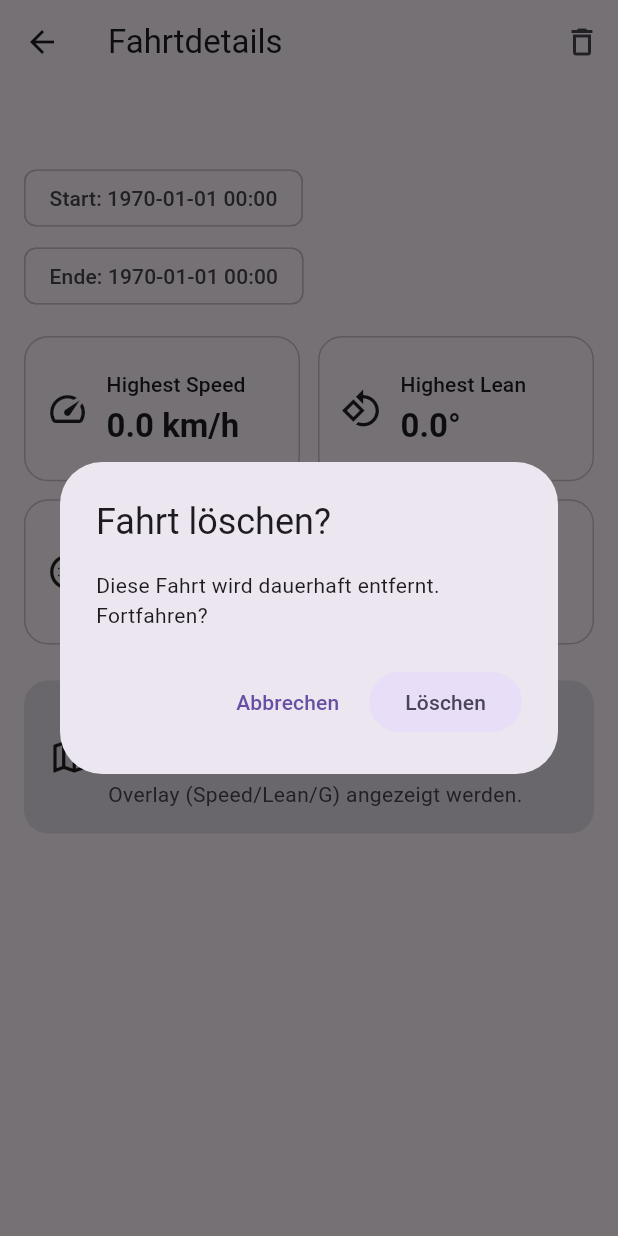
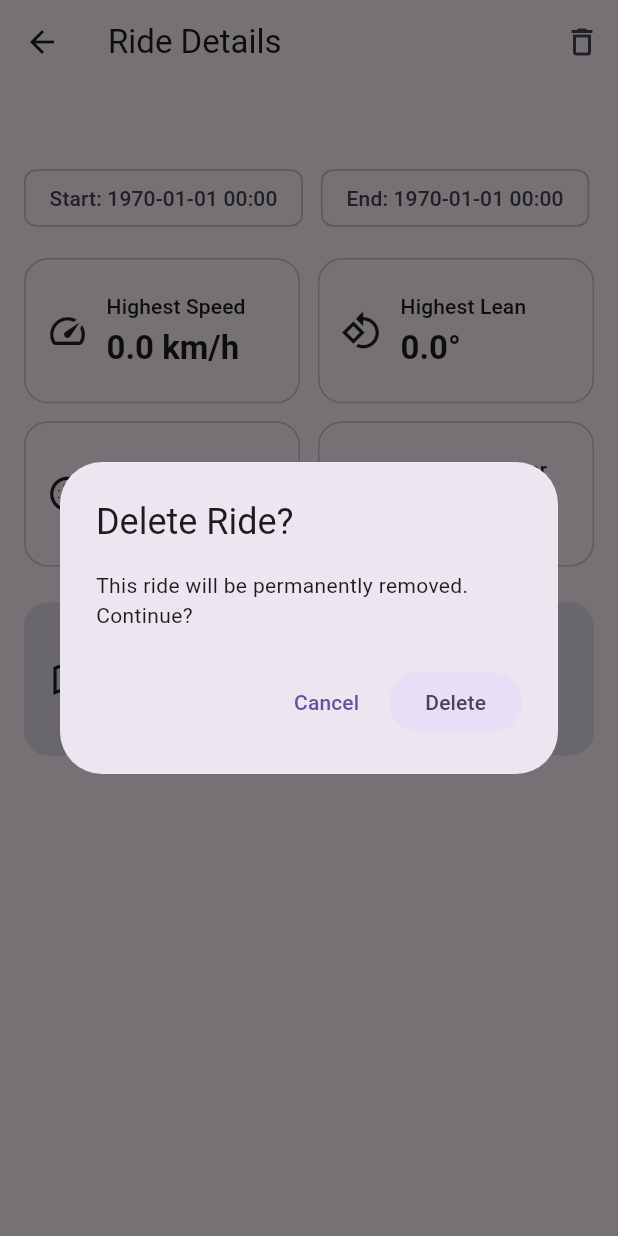
Before and after one commit to Wrayson/MotoTrack, a Flutter app: the RideDetailScreen screen opened directly with empty values, after a tap on the "delete outline" icon, on a phone screen of 412 x 824 dp. Run offline on Flutter 3.47's test engine with Material 3 defaults, Android fonts, the phone set to English and light mode, and no system bars; our stand-ins replace cloud_firestore, firebase_auth, firebase_core, geolocator, sensors_plus; accounts and stored records are empty.

Commit message:
V0.2.2 - Format

```diff
--- a/lib/providers/main_provider.dart
+++ b/lib/providers/main_provider.dart
@@ -273,4 +273,44 @@ class MainProvider extends ChangeNotifier {
     final c = 2 * math.atan2(math.sqrt(a), math.sqrt(1 - a));
     return R * c;
   }
+
+  // Returns the rides collection for the currently signed-in user
+  // NOTE: Assumes user is logged in (as in the rest of your code).
+  CollectionReference<Map<String, dynamic>> _userRidesCol() {
+    final uid = FirebaseAuth.instance.currentUser!.uid;
+    return FirebaseFirestore.instance
+        .collection('users')
+        .doc(uid)
+        .collection('rides');
+  }
+
+  // Public stream for the ride list (ordered by 'createdAt' descending)
+  // Used by HistoryRideScreen to render the list reactively.
+  Stream<QuerySnapshot<Map<String, dynamic>>> get ridesStream {
+    return _userRidesCol()
+        .orderBy('createdAt', descending: true)
+        .snapshots();
+  }
+
+  // Returns a single ride document (for a detail screen, if needed elsewhere)
+  Future<DocumentSnapshot<Map<String, dynamic>>> getRide(String rideId) {
+    return _userRidesCol().doc(rideId).get();
+  }
+
+  // Deletes a ride by id (used by HistoryRideScreen + RideDetailScreen)
+  Future<void> deleteRide(String rideId) async {
+    await _userRidesCol().doc(rideId).delete();
+  }
+
+  // (Optional) Update a ride title – handy if you add "rename" later
+  Future<void> renameRide(String rideId, String newTitle) async {
+    await _userRidesCol().doc(rideId).update({'title': newTitle.trim()});
+  }
+
+// Live stream of a single ride (detail screen can auto-update on changes)
+  Stream<DocumentSnapshot<Map<String, dynamic>>> rideStream(String rideId) {
+    return _userRidesCol().doc(rideId).snapshots();
+  }
+
+
 }
--- a/lib/screens/ride_detail_screen.dart
+++ b/lib/screens/ride_detail_screen.dart
@@ -1,6 +1,8 @@
 import 'package:cloud_firestore/cloud_firestore.dart';
-import 'package:firebase_auth/firebase_auth.dart';
 import 'package:flutter/material.dart';
+import 'package:provider/provider.dart';
+
+import '../providers/main_provider.dart';
 
 class RideDetailScreen extends StatelessWidget {
   final String rideId;
@@ -8,43 +10,49 @@ class RideDetailScreen extends StatelessWidget {
 
   @override
   Widget build(BuildContext context) {
-    final uid = FirebaseAuth.instance.currentUser!.uid;
-    final docRef = FirebaseFirestore.instance
-        .collection('users').doc(uid)
-        .collection('rides').doc(rideId);
+    // Use MainProvider instead of direct Firestore references
+    final provider = context.read<MainProvider>();
+    final rideDocStream = provider.rideStream(rideId); // live updates
 
     return Scaffold(
       appBar: AppBar(
-        title: const Text('Fahrtdetails'),
+        title: const Text('Ride Details'),
         actions: [
           IconButton(
-            tooltip: 'Löschen',
+            tooltip: 'Delete',
             icon: const Icon(Icons.delete_outline),
             onPressed: () async {
+              // Confirmation dialog before deletion
               final ok = await showDialog<bool>(
                 context: context,
                 builder: (_) => AlertDialog(
-                  title: const Text('Fahrt löschen?'),
-                  content: const Text('Diese Fahrt wird dauerhaft entfernt. Fortfahren?'),
+                  title: const Text('Delete Ride?'),
+                  content: const Text('This ride will be permanently removed. Continue?'),
                   actions: [
-                    TextButton(onPressed: () => Navigator.pop(context, false), child: const Text('Abbrechen')),
-                    FilledButton.tonal(onPressed: () => Navigator.pop(context, true), child: const Text('Löschen')),
+                    TextButton(
+                      onPressed: () => Navigator.pop(context, false),
+                      child: const Text('Cancel'),
+                    ),
+                    FilledButton.tonal(
+                      onPressed: () => Navigator.pop(context, true),
+                      child: const Text('Delete'),
+                    ),
                   ],
                 ),
               );
               if (ok == true) {
                 try {
-                  await docRef.delete();
+                  await provider.deleteRide(rideId); // Business logic in provider
                   if (context.mounted) {
-                    Navigator.pop(context); // zurück zur Liste
+                    Navigator.pop(context); // Go back to ride list
                     ScaffoldMessenger.of(context).showSnackBar(
-                      const SnackBar(content: Text('Fahrt gelöscht.')),
+                      const SnackBar(content: Text('Ride deleted.')),
                     );
                   }
                 } catch (e) {
                   if (context.mounted) {
                     ScaffoldMessenger.of(context).showSnackBar(
-                      SnackBar(content: Text('Löschen fehlgeschlagen: $e')),
+                      SnackBar(content: Text('Failed to delete: $e')),
                     );
                   }
                 }
@@ -53,21 +61,23 @@ class RideDetailScreen extends StatelessWidget {
           ),
         ],
       ),
-      body: FutureBuilder<DocumentSnapshot<Map<String, dynamic>>>(
-        future: docRef.get(),
+      body: StreamBuilder<DocumentSnapshot<Map<String, dynamic>>>(
+        // Live document stream
+        stream: rideDocStream,
         builder: (context, snap) {
           if (snap.connectionState == ConnectionState.waiting) {
             return const Center(child: CircularProgressIndicator());
           }
           if (snap.hasError) {
-            return Center(child: Text('Fehler: ${snap.error}'));
+            return Center(child: Text('Error: ${snap.error}'));
           }
           if (!snap.hasData || !snap.data!.exists) {
-            return const Center(child: Text('Fahrt nicht gefunden.'));
+            return const Center(child: Text('Ride not found.'));
           }
 
+          // Extract ride data
           final data = snap.data!.data()!;
-          final title = (data['title'] as String?) ?? 'Fahrt';
+          final title = (data['title'] as String?) ?? 'Ride';
           final dateStr = (data['date'] as String?) ?? '';
           final startedAt = (data['startedAt'] as num?)?.toInt();
           final endedAt = (data['endedAt'] as num?)?.toInt();
@@ -89,10 +99,10 @@ class RideDetailScreen extends StatelessWidget {
                   spacing: 12,
                   runSpacing: 4,
                   children: [
-                    if (dateStr.isNotEmpty) Chip(label: Text('Datum: $dateStr')),
-                    if (duration.isNotEmpty) Chip(label: Text('Dauer: $duration')),
+                    if (dateStr.isNotEmpty) Chip(label: Text('Date: $dateStr')),
+                    if (duration.isNotEmpty) Chip(label: Text('Duration: $duration')),
                     if (startedAt != null) Chip(label: Text('Start: ${_fmtDateTime(startedAt)}')),
-                    if (endedAt != null) Chip(label: Text('Ende: ${_fmtDateTime(endedAt)}')),
+                    if (endedAt != null) Chip(label: Text('End: ${_fmtDateTime(endedAt)}')),
                   ],
                 ),
                 const SizedBox(height: 16),
@@ -106,10 +116,10 @@ class RideDetailScreen extends StatelessWidget {
                 ),
                 const SizedBox(height: 24),
 
-                // Platzhalter für eine spätere Karten-/Overlay-Ansicht:
+                // Placeholder for future map/overlay feature
                 _PlaceholderCard(
                   title: 'Route & Overlay (Coming Soon)',
-                  subtitle: 'Hier könnte nach der Fahrt die Strecke mit Overlay (Speed/Lean/G) angezeigt werden.',
+                  subtitle: 'In the future, the ride route and overlays (Speed/Lean/G) could be displayed here.',
                   icon: Icons.map_outlined,
                 ),
               ],
@@ -120,6 +130,7 @@ class RideDetailScreen extends StatelessWidget {
     );
   }
 
+  // Format timestamp (milliseconds since epoch) into human-readable datetime
   static String _fmtDateTime(int ms) {
     final dt = DateTime.fromMillisecondsSinceEpoch(ms);
     final y = dt.year.toString().padLeft(4, '0');
@@ -131,6 +142,7 @@ class RideDetailScreen extends StatelessWidget {
   }
 }
 
+// Grid view for ride stats (responsive: 2 or 4 columns)
 class _StatGrid extends StatelessWidget {
   final List<_StatTileData> items;
   const _StatGrid({required this.items});
@@ -158,6 +170,7 @@ class _StatGrid extends StatelessWidget {
   }
 }
 
+// Data class for ride stat tiles
 class _StatTileData {
   final String label;
   final String value;
@@ -165,6 +178,7 @@ class _StatTileData {
   _StatTileData({required this.label, required this.value, required this.icon});
 }
 
+// UI widget for a single stat tile
 class _StatTile extends StatelessWidget {
   final _StatTileData data;
   const _StatTile({required this.data});
@@ -204,6 +218,7 @@ class _StatTile extends StatelessWidget {
   }
 }
 
+// Placeholder card for features not implemented yet
 class _PlaceholderCard extends StatelessWidget {
   final String title;
   final String subtitle;
--- a/lib/screens/start_ride_screen.dart
+++ b/lib/screens/start_ride_screen.dart
@@ -17,7 +17,7 @@ class _StartRideScreenState extends State<StartRideScreen> {
   @override
   void initState() {
     super.initState();
-    // Querformat einrasten, UI-Ränder freigeben
+    // Set Orientation to Landscape
     SystemChrome.setPreferredOrientations([
       DeviceOrientation.landscapeLeft,
       DeviceOrientation.landscapeRight,
@@ -27,7 +27,7 @@ class _StartRideScreenState extends State<StartRideScreen> {
 
   @override
   void dispose() {
-    // Orientierung zurücksetzen (Provider kümmert sich um Streams)
+    // Reset Orientation
     SystemChrome.setPreferredOrientations(DeviceOrientation.values);
     super.dispose();
   }
```
Also changed, not shown: lib/models/note.dart (deleted, +0 -33 lines), lib/screens/history_ride_screen.dart (+10 -14 lines).
